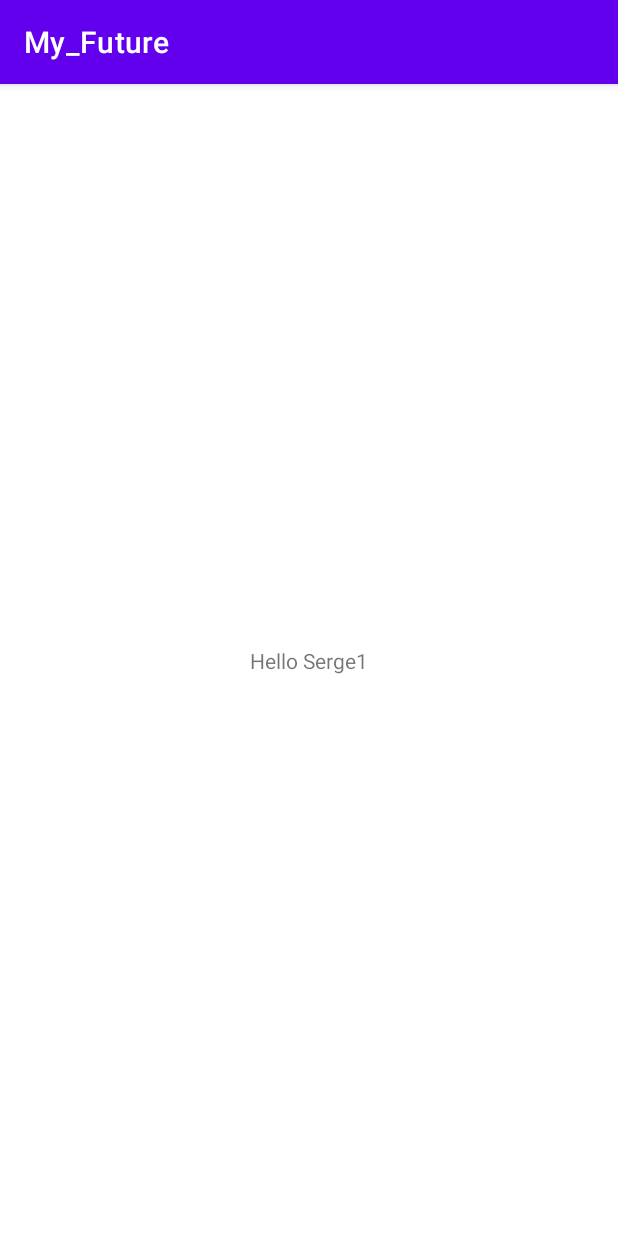
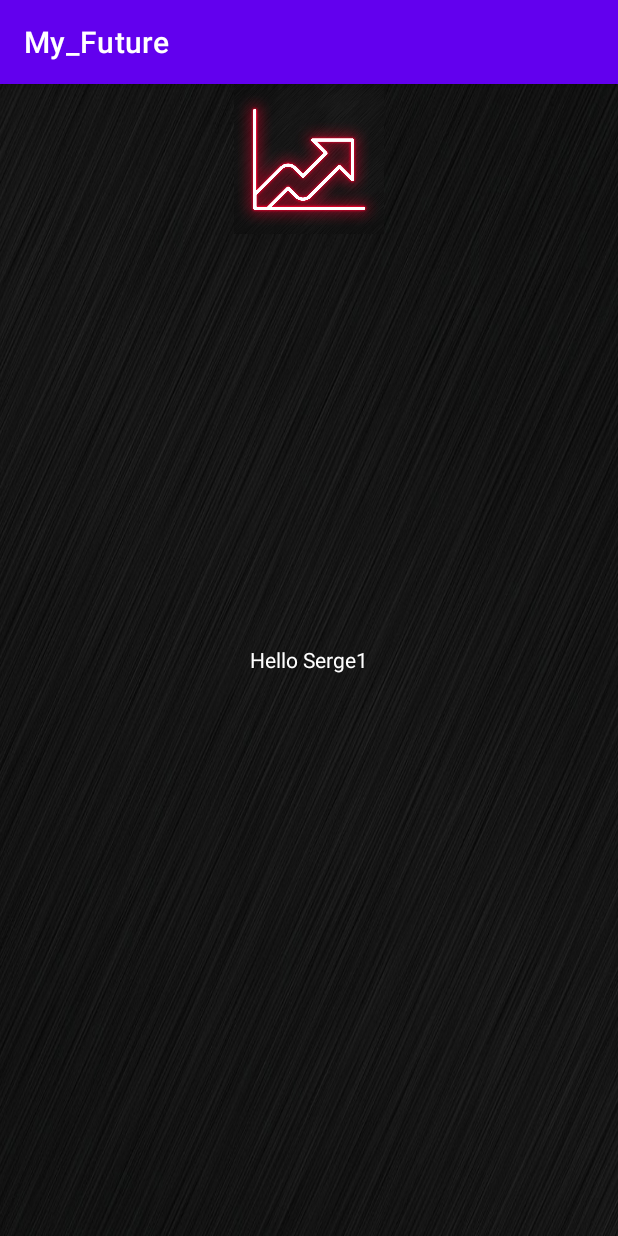
Before and after one commit to Mioler1/My-Future, an Android app: the screen it shows after launch (MainActivity), on a phone screen of 412 x 824 dp. Run offline under Robolectric (Android 15) with nearby library versions, the phone set to English and light mode, and no system bars.

Commit message:
my commit

```diff
--- a/app/src/main/res/layout/activity_main.xml
+++ b/app/src/main/res/layout/activity_main.xml
@@ -1,18 +1,23 @@
 <?xml version="1.0" encoding="utf-8"?>
-<androidx.constraintlayout.widget.ConstraintLayout xmlns:android="http://schemas.android.com/apk/res/android"
+<RelativeLayout xmlns:android="http://schemas.android.com/apk/res/android"
     xmlns:app="http://schemas.android.com/apk/res-auto"
     xmlns:tools="http://schemas.android.com/tools"
     android:layout_width="match_parent"
     android:layout_height="match_parent"
+    android:background="@drawable/fon"
     tools:context=".MainActivity">
 
     <TextView
         android:layout_width="wrap_content"
         android:layout_height="wrap_content"
+        android:layout_centerInParent="true"
         android:text="Hello Serge1"
-        app:layout_constraintBottom_toBottomOf="parent"
-        app:layout_constraintLeft_toLeftOf="parent"
-        app:layout_constraintRight_toRightOf="parent"
-        app:layout_constraintTop_toTopOf="parent" />
+        android:textColor="@color/white" />
 
-</androidx.constraintlayout.widget.ConstraintLayout>
+    <ImageView
+        android:layout_width="100dp"
+        android:layout_height="100dp"
+        android:layout_centerHorizontal="true"
+        android:src="@drawable/up" />
+
+</RelativeLayout>
```
